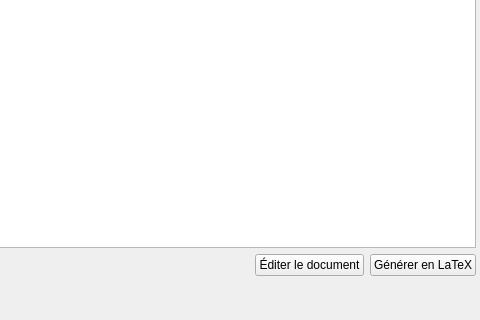
Before: the Qt Designer form src/mainwindow.ui in FACT-Team/FactDev, drawn with Qt 5; both pictures show x 433 to 913 and y 265 to 585 of the 1237 by 585 pixel window.
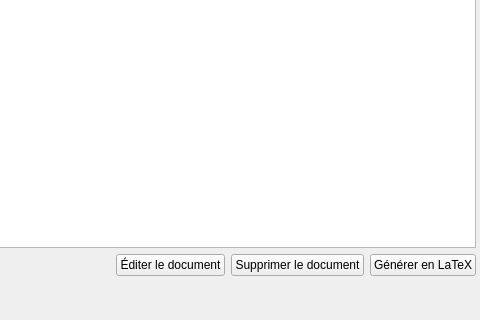
After: the same form once the commit is applied. The open tabs and pages were chosen to show the change. Icons and pictures are not drawn. Custom widgets are drawn as their Qt base class.

Commit message: We can remove a bill or a quote

Patch:
```diff
--- a/src/mainwindow.ui
+++ b/src/mainwindow.ui
@@ -296,6 +296,17 @@
               </property>
              </widget>
             </item>
+            <item>
+             <widget class="QPushButton" name="btnRemoveDoc">
+              <property name="text">
+               <string>Supprimer le document</string>
+              </property>
+              <property name="icon">
+               <iconset resource="icons.qrc">
+                <normaloff>:/icons/edit</normaloff>:/icons/edit</iconset>
+              </property>
+             </widget>
+            </item>
             <item>
              <widget class="QPushButton" name="btnLatex">
               <property name="text">
```
Left out of the diff: 101 changed lines with no effect on the pictures. The commit also changes 1 other file.
